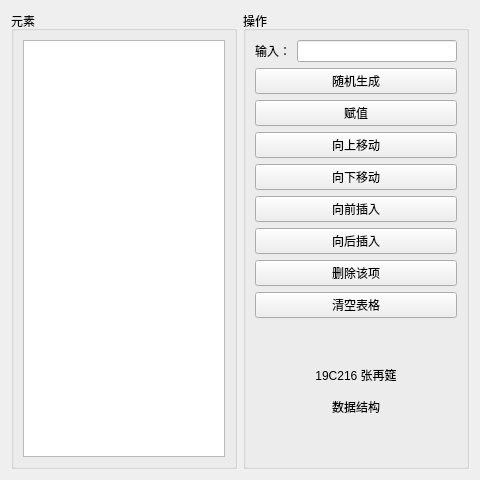
Qt form vectest.ui (zzaiyan/VisualList-Qt) before a commit.
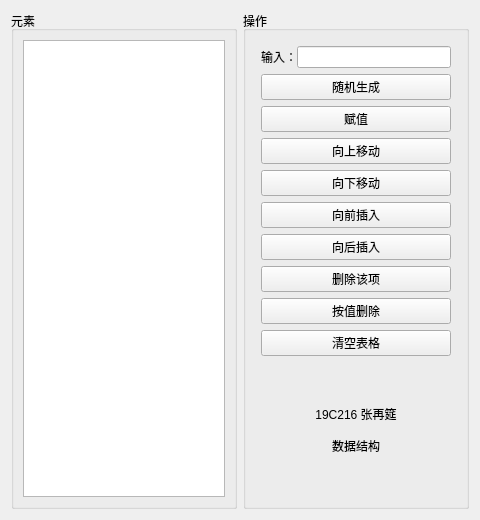
The same form after that commit.

The edit to the form file:
```diff
--- a/vectest.ui
+++ b/vectest.ui
@@ -7,7 +7,7 @@
     <x>0</x>
     <y>0</y>
     <width>480</width>
-    <height>480</height>
+    <height>520</height>
    </rect>
   </property>
   <property name="maximumSize">
@@ -89,8 +89,38 @@
      <layout class="QHBoxLayout" name="horizontalLayout_3">
       <item>
        <layout class="QVBoxLayout" name="verticalLayout">
+        <property name="spacing">
+         <number>6</number>
+        </property>
+        <property name="leftMargin">
+         <number>6</number>
+        </property>
+        <property name="topMargin">
+         <number>6</number>
+        </property>
+        <property name="rightMargin">
+         <number>6</number>
+        </property>
         <item>
          <layout class="QHBoxLayout" name="horizontalLayout">
+          <property name="spacing">
+           <number>0</number>
+          </property>
+          <property name="sizeConstraint">
+           <enum>QLayout::SetMinimumSize</enum>
+          </property>
+          <property name="leftMargin">
+           <number>0</number>
+          </property>
+          <property name="topMargin">
+           <number>0</number>
+          </property>
+          <property name="rightMargin">
+           <number>0</number>
+          </property>
+          <property name="bottomMargin">
+           <number>0</number>
+          </property>
           <item>
            <widget class="QLabel" name="label">
             <property name="text">
@@ -152,6 +182,13 @@
           </property>
          </widget>
         </item>
+        <item>
+         <widget class="QPushButton" name="delByValue">
+          <property name="text">
+           <string>按值删除</string>
+          </property>
+         </widget>
+        </item>
         <item>
          <widget class="QPushButton" name="resetButton">
           <property name="text">
```
Left out of the diff: 2 changed lines with no effect on the pictures.
